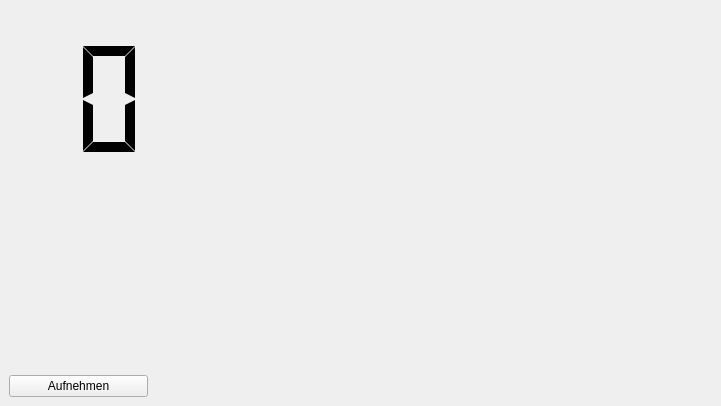
Above: PhotoBooth.ui from Hir0ki/PhotoBox before the change. Below: the same form after it.
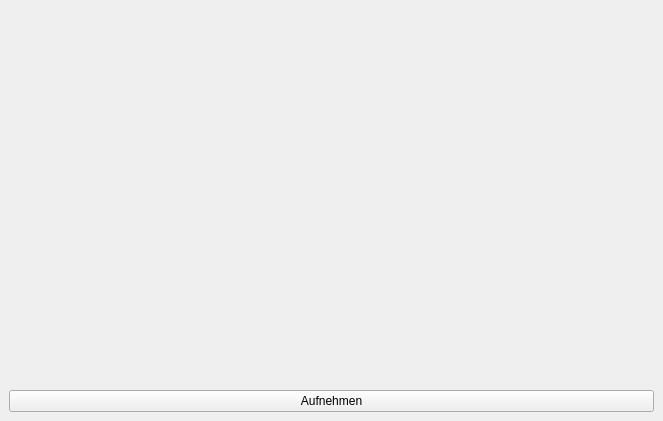
That is the form after the change.

What changed in the file:
```diff
--- a/PhotoBooth.ui
+++ b/PhotoBooth.ui
@@ -6,8 +6,8 @@
    <rect>
     <x>0</x>
     <y>0</y>
-    <width>721</width>
-    <height>406</height>
+    <width>663</width>
+    <height>421</height>
    </rect>
   </property>
   <property name="windowTitle">
@@ -16,73 +16,33 @@
   <widget class="QWidget" name="centralwidget">
    <layout class="QGridLayout" name="gridLayout">
     <item row="0" column="0">
-     <layout class="QHBoxLayout" name="horizontalLayout" stretch="2,8">
+     <layout class="QHBoxLayout" name="horizontalLayout" stretch="2">
       <item>
-       <layout class="QVBoxLayout" name="verticalLayout" stretch="0,0,0">
+       <layout class="QVBoxLayout" name="verticalLayout" stretch="0">
         <item>
-         <widget class="QLCDNumber" name="lcdNumber">
+         <widget class="QLabel" name="label">
           <property name="sizePolicy">
-           <sizepolicy hsizetype="MinimumExpanding" vsizetype="MinimumExpanding">
+           <sizepolicy hsizetype="Ignored" vsizetype="Ignored">
             <horstretch>0</horstretch>
             <verstretch>0</verstretch>
            </sizepolicy>
           </property>
-          <property name="font">
-           <font>
-            <pointsize>20</pointsize>
-           </font>
-          </property>
-          <property name="frameShape">
-           <enum>QFrame::NoFrame</enum>
-          </property>
-          <property name="digitCount">
-           <number>2</number>
-          </property>
-          <property name="segmentStyle">
-           <enum>QLCDNumber::Flat</enum>
-          </property>
-         </widget>
-        </item>
-        <item>
-         <spacer name="verticalSpacer">
-          <property name="orientation">
-           <enum>Qt::Vertical</enum>
-          </property>
-          <property name="sizeType">
-           <enum>QSizePolicy::Expanding</enum>
-          </property>
-          <property name="sizeHint" stdset="0">
-           <size>
-            <width>20</width>
-            <height>40</height>
-           </size>
-          </property>
-         </spacer>
-        </item>
-        <item>
-         <widget class="QPushButton" name="pushButton">
           <property name="text">
-           <string>Aufnehmen</string>
+           <string/>
           </property>
          </widget>
         </item>
        </layout>
       </item>
-      <item>
-       <widget class="QLabel" name="label">
-        <property name="sizePolicy">
-         <sizepolicy hsizetype="Ignored" vsizetype="Ignored">
-          <horstretch>0</horstretch>
-          <verstretch>0</verstretch>
-         </sizepolicy>
-        </property>
-        <property name="text">
-         <string/>
-        </property>
-       </widget>
-      </item>
      </layout>
     </item>
+    <item row="1" column="0">
+     <widget class="QPushButton" name="pushButton">
+      <property name="text">
+       <string>Aufnehmen</string>
+      </property>
+     </widget>
+    </item>
    </layout>
   </widget>
  </widget>
```
Left out of the diff: 4 changed lines with no effect on the pictures.
